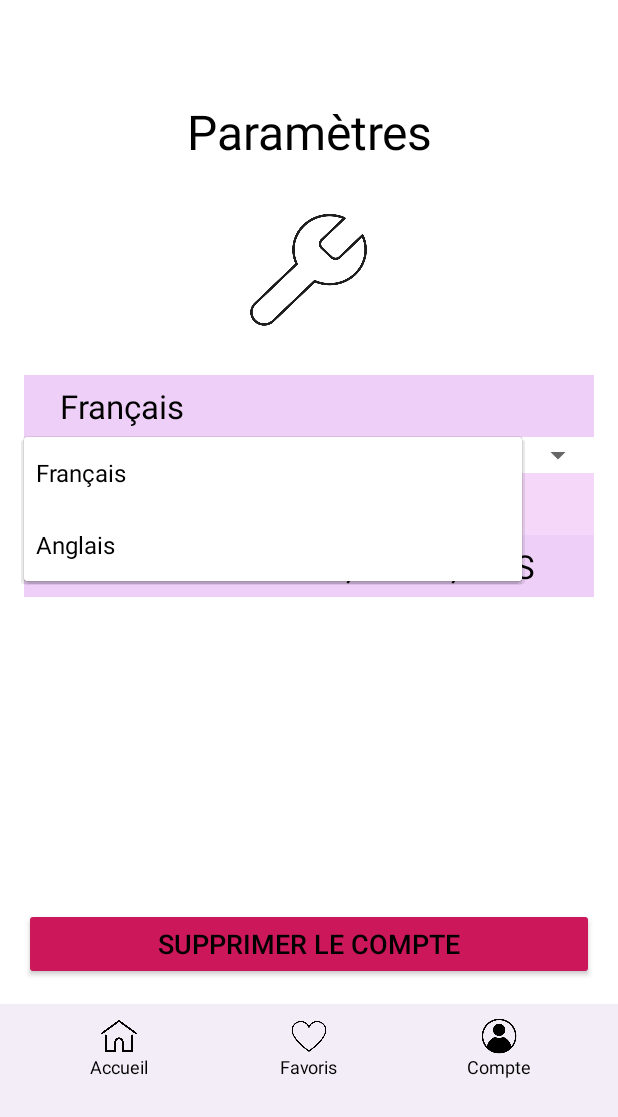
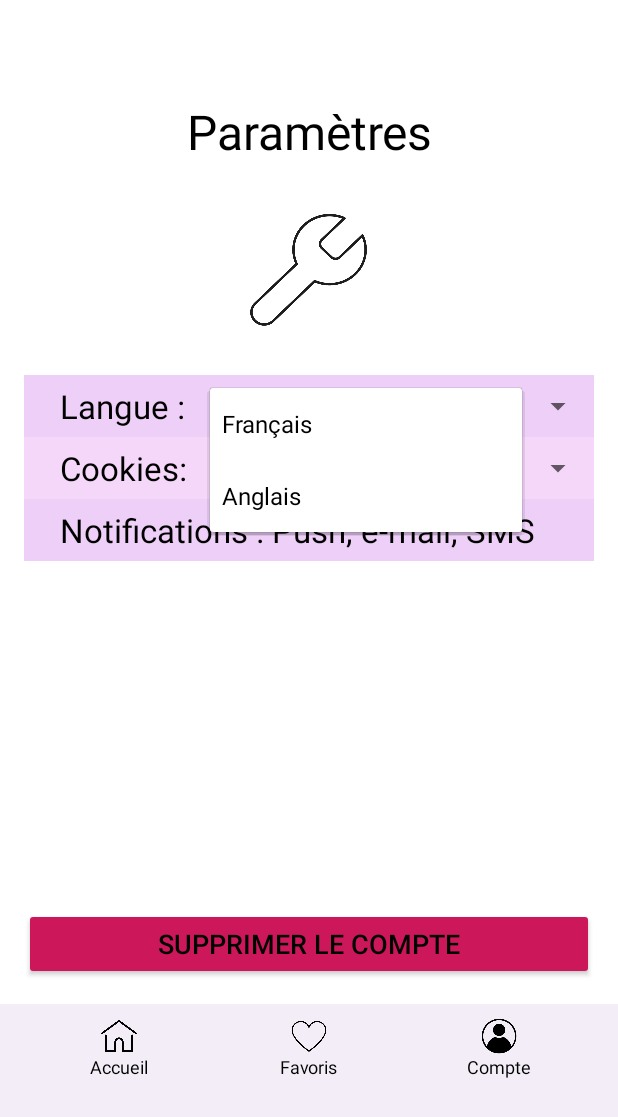
Before and after one commit to SoniaKc/ShopEase, an Android app: the ClientParametres screen opened directly, with no data from a screen before it, after a tap on "Français", on a phone screen of 412 x 824 dp, the part 119-1236 px from its top. Run offline under Robolectric (Android 15) with nearby library versions, the phone set to English and light mode, and no system bars; 1 statement that could not run was skipped; 2 other taps on this screen came first.

Commit message:
bug params supprimé client + boutique

```diff
--- a/app/src/main/java/com/example/projet/ClientParametres.java
+++ b/app/src/main/java/com/example/projet/ClientParametres.java
@@ -35,6 +35,9 @@ public class ClientParametres extends Activity {
     String identifiant;
     ApiService apiService;
 
+    Spinner spinnerLangue;
+    Spinner spinnerCookies;
+
     @Override
     public void onCreate(Bundle savedInstanceState) {
         super.onCreate(savedInstanceState);
@@ -46,89 +49,66 @@ public class ClientParametres extends Activity {
         ImageView photoProfil = findViewById(R.id.profilePhoto);
         ImageHandler.getClientAndHandleAllImages(apiService, identifiant, photoProfil);
 
-        chargerParametres();
+        Notifs = findViewById(R.id.rowNotifications);
+        Notifs.setOnClickListener(v -> showCheckboxPopup());
 
-        TextView Langue = findViewById(R.id.rowLangue);
-        Spinner spinnerLangue = findViewById(R.id.spinnerLangue);
-        List<String> optionsLangue = Arrays.asList("Français", "Anglais");
-        ArrayAdapter<String> adapter = new ArrayAdapter<>(this,
-                android.R.layout.simple_spinner_item, optionsLangue);
-        adapter.setDropDownViewResource(android.R.layout.simple_spinner_dropdown_item);
-        spinnerLangue.setAdapter(adapter);
-
-        Langue.setOnClickListener(v -> {
-            if(spinnerLangue.getVisibility() == View.VISIBLE) {
-                spinnerLangue.setVisibility(View.GONE);
-            } else {
-                spinnerLangue.setVisibility(View.VISIBLE);
-                spinnerLangue.performClick();
-            }
-        });
+        spinnerLangue = findViewById(R.id.spinnerLangue);
+        ArrayAdapter<String> adapterLangue = new ArrayAdapter<>(this,
+                android.R.layout.simple_spinner_item,
+                new String[]{"Français", "Anglais"});
+        adapterLangue.setDropDownViewResource(android.R.layout.simple_spinner_dropdown_item);
+        spinnerLangue.setAdapter(adapterLangue);
 
         spinnerLangue.setOnItemSelectedListener(new AdapterView.OnItemSelectedListener() {
+            boolean isFirst = true;
             @Override
             public void onItemSelected(AdapterView<?> parent, View view, int position, long id) {
-                String selection = (String) parent.getItemAtPosition(position);
-                Langue.setText(selection);
-                spinnerLangue.setVisibility(View.GONE);
+                if (isFirst) {
+                    isFirst = false; // Ignore le premier appel automatique
+                    return;
+                }
                 enregistrerParametres();
             }
 
             @Override
-            public void onNothingSelected(AdapterView<?> parent) {
-                spinnerLangue.setVisibility(View.GONE);
-            }
+            public void onNothingSelected(AdapterView<?> parent) {}
         });
 
-        TextView Cookies = findViewById(R.id.rowCookies);
-        Spinner spinnerCookies = findViewById(R.id.spinnerCookies);
-
-        List<String> optionsCookies = Arrays.asList("Accepter", "Refuser");
-        ArrayAdapter<String> adapter2 = new ArrayAdapter<>(this,
-                android.R.layout.simple_spinner_item, optionsCookies);
-        adapter2.setDropDownViewResource(android.R.layout.simple_spinner_dropdown_item);
-        spinnerCookies.setAdapter(adapter2);
-
-        Cookies.setOnClickListener(v -> {
-            if(spinnerCookies.getVisibility() == View.VISIBLE) {
-                spinnerCookies.setVisibility(View.GONE);
-            } else {
-                spinnerCookies.setVisibility(View.VISIBLE);
-                spinnerCookies.performClick();
-            }
-        });
+        spinnerCookies = findViewById(R.id.spinnerCookies);
+        ArrayAdapter<String> adapterCookies = new ArrayAdapter<>(this,
+                android.R.layout.simple_spinner_item,
+                new String[]{"Accepter", "Refuser"});
+        adapterCookies.setDropDownViewResource(android.R.layout.simple_spinner_dropdown_item);
+        spinnerCookies.setAdapter(adapterCookies);
 
         spinnerCookies.setOnItemSelectedListener(new AdapterView.OnItemSelectedListener() {
+            boolean isFirst = true;
             @Override
             public void onItemSelected(AdapterView<?> parent, View view, int position, long id) {
-                String selection = (String) parent.getItemAtPosition(position);
-                Cookies.setText(selection);
-                spinnerCookies.setVisibility(View.GONE);
+                if (isFirst) {
+                    isFirst = false;
+                    return;
+                }
                 enregistrerParametres();
             }
 
             @Override
-            public void onNothingSelected(AdapterView<?> parent) {
-                spinnerCookies.setVisibility(View.GONE);
-            }
+            public void onNothingSelected(AdapterView<?> parent) {}
         });
 
-        Notifs = findViewById(R.id.rowNotifications);
-        Notifs.setOnClickListener(v -> showCheckboxPopup());
+        chargerParametres();
+
         setupTopBottomNavigation();
     }
 
     private void setupTopBottomNavigation() {
-        // TOP
         ImageView navCart = findViewById(R.id.cartIcon);
-
         navCart.setOnClickListener(v -> {
             Intent i = new Intent(this, ClientPanier.class);
             i.putExtra("id", identifiant);
             startActivity(i);
         });
 
-        // BOTTOM
         LinearLayout navHome = findViewById(R.id.navHome);
         LinearLayout navFavorites = findViewById(R.id.navFavorites);
         LinearLayout navProfile2 = findViewById(R.id.navProfile);
@@ -151,7 +131,6 @@ public class ClientParametres extends Activity {
             startActivity(i);
         });
     }
-
 
     private void showCheckboxPopup() {
         LayoutInflater inflater = (LayoutInflater) getSystemService(LAYOUT_INFLATER_SERVICE);
@@ -206,7 +185,7 @@ public class ClientParametres extends Activity {
         if (selectedItems.isEmpty()) {
             Notifs.setText(prefix + "Aucune sélection");
         } else {
-            Notifs.setText("Notifs : " + TextUtils.join(", ", selectedItems));
+            Notifs.setText(prefix + TextUtils.join(", ", selectedItems));
         }
     }
 
@@ -214,16 +193,10 @@ public class ClientParametres extends Activity {
         Parametre param = new Parametre();
         param.login = identifiant;
 
-        String langueText = ((TextView) findViewById(R.id.rowLangue)).getText().toString();
-        param.langue = langueText.replace("Langue :", "").trim();
-
-        String cookiesText = ((TextView) findViewById(R.id.rowCookies)).getText().toString();
-        param.cookies = cookiesText.replace("Cookies :", "").trim();
-
+        param.langue = spinnerLangue.getSelectedItem().toString();
+        param.cookies = spinnerCookies.getSelectedItem().toString();
         param.notifications = TextUtils.join(", ", selectedItems);
         param.type = "client";
-
-        Log.d("PARAMS_SAVE", "Saving params: " + param.langue + " | " + param.cookies + " | " + param.notifications);
 
         Call<Void> call = apiService.updateParametre(param);
         call.enqueue(new Callback<Void>() {
@@ -252,12 +225,15 @@ public class ClientParametres extends Activity {
                     Parametre param = response.body();
                     Log.d("PARAMS_LOAD", "Loaded params: " + param.langue + " | " + param.cookies + " | " + param.notifications);
 
-                    TextView langueView = findViewById(R.id.rowLangue);
-                    TextView cookiesView = findViewById(R.id.rowCookies);
-                    Notifs = findViewById(R.id.rowNotifications);
+                    if (param.langue != null) {
+                        int posLangue = ((ArrayAdapter<String>)spinnerLangue.getAdapter()).getPosition(param.langue);
+                        if (posLangue >= 0) spinnerLangue.setSelection(posLangue);
+                    }
 
-                    langueView.setText("Langue :" + param.langue);
-                    cookiesView.setText("Cookies :" + param.cookies);
+                    if (param.cookies != null) {
+                        int posCookies = ((ArrayAdapter<String>)spinnerCookies.getAdapter()).getPosition(param.cookies);
+                        if (posCookies >= 0) spinnerCookies.setSelection(posCookies);
+                    }
 
                     String notifications = param.notifications;
                     if (notifications != null && notifications.startsWith("Notifs :")) {
--- a/app/src/main/res/layout/client_params.xml
+++ b/app/src/main/res/layout/client_params.xml
@@ -54,40 +54,61 @@
 
         <!-- Option 1: Langue -->
 
-        <TextView
-            android:id="@+id/rowLangue"
+        <LinearLayout
             android:layout_width="match_parent"
             android:layout_height="41dp"
             android:background="@color/alterne1"
+            android:orientation="horizontal"
+            android:gravity="center_vertical"
+            android:paddingStart="24dp">
+
+            <TextView
+                android:id="@+id/rowLangue"
+                android:layout_width="100dp"
+                android:layout_height="wrap_content"
+                android:gravity="center_vertical"
                 android:text="@string/paramLangue"
-            android:textSize="22sp"
-            android:paddingStart="24dp"
-            android:gravity="center_vertical"
-            android:textColor="@color/black"/>
+                android:textColor="@color/black"
+                android:textSize="22sp" />
 
             <Spinner
                 android:id="@+id/spinnerLangue"
-            android:layout_width="match_parent"
+                android:layout_width="0dp"
                 android:layout_height="wrap_content"
-            android:visibility="gone" />
+                android:layout_weight="1"
+                android:visibility="visible" />
+
+        </LinearLayout>
 
         <!-- Option 2: Cookies -->
-        <TextView
-            android:id="@+id/rowCookies"
+        <LinearLayout
             android:layout_width="match_parent"
             android:layout_height="41dp"
             android:background="@color/alterne2"
+            android:orientation="horizontal"
+            android:gravity="center_vertical"
+            android:paddingStart="24dp"
+            android:layout_marginTop="0dp">
+
+            <TextView
+                android:id="@+id/rowCookies"
+                android:layout_width="100dp"
+                android:layout_height="wrap_content"
                 android:text="@string/paramCookie"
                 android:textSize="22sp"
-            android:paddingStart="24dp"
-            android:gravity="center_vertical"
-            android:textColor="@color/black" />
+                android:textColor="@color/black"
+                android:gravity="center_vertical" />
 
             <Spinner
                 android:id="@+id/spinnerCookies"
-            android:layout_width="match_parent"
+                android:layout_width="0dp"
                 android:layout_height="wrap_content"
-            android:visibility="gone" />
+                android:layout_weight="1"
+                android:visibility="visible" />
+
+        </LinearLayout>
+
+
 
         <!-- Option 3: Notifications -->
         <TextView
--- a/app/src/main/res/values/strings.xml
+++ b/app/src/main/res/values/strings.xml
@@ -91,8 +91,8 @@
 
     <!--Pages Paramètres Client et Boutique -->
     <string name="params">Paramètres</string>
-    <string name="paramLangue">Langue : Français</string>
-    <string name="paramCookie">Cookies : Acceptés</string>
+    <string name="paramLangue">Langue :</string>
+    <string name="paramCookie">Cookies: </string>
     <string name="paramNotifs">Notifications : Push, e-mail, SMS</string>
     <string name="supprCompte">Supprimer le compte</string>
 
```
Also changed, not shown: app/src/main/java/com/example/projet/BoutiqueParametres.java (+49 -79 lines), app/src/main/res/layout/boutique_params.xml (+34 -15 lines). Lines whose indentation alone changed are shown as unchanged.
